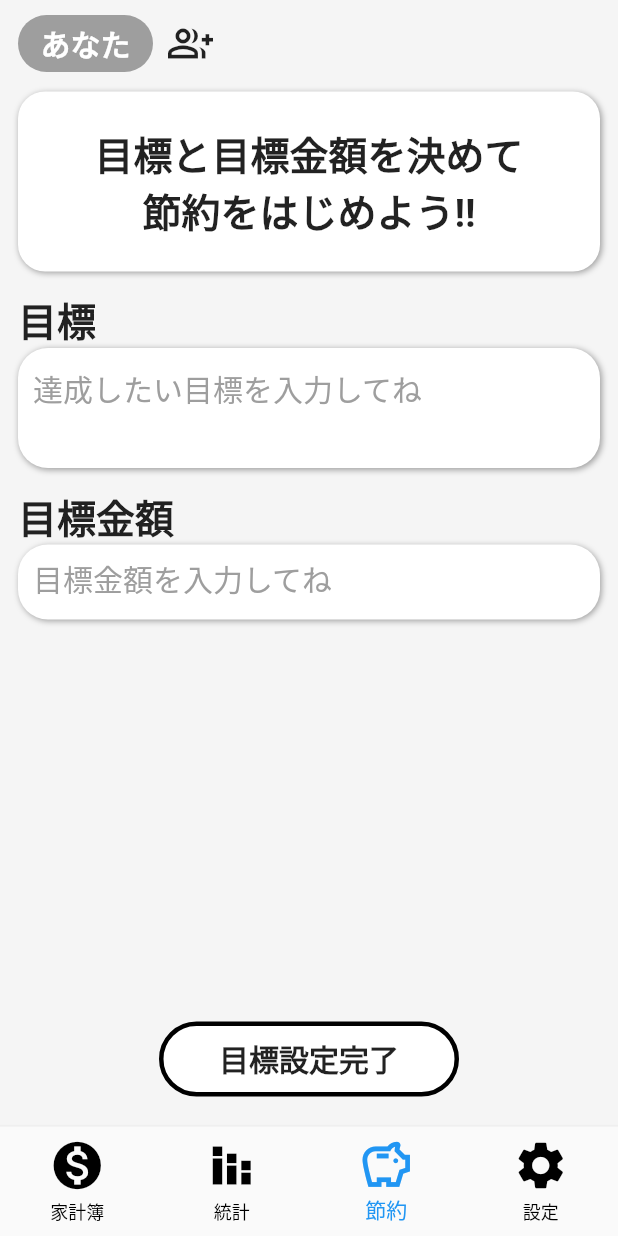
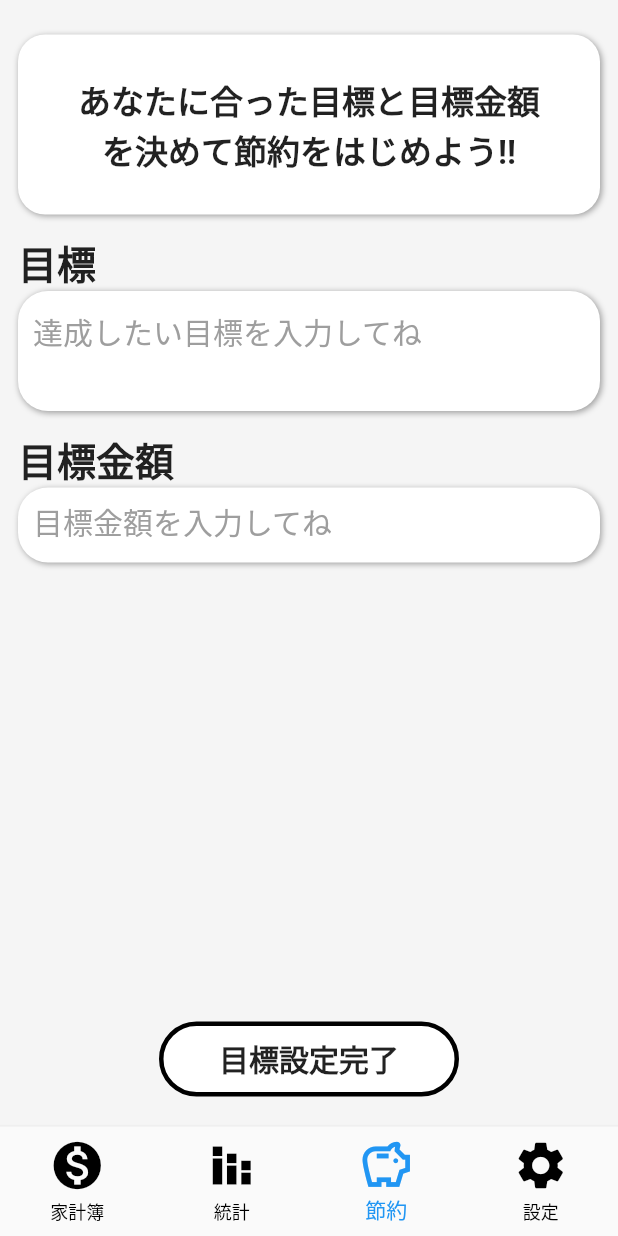
Before and after one commit to KimiMasa1021/account_book_app, a Flutter app: the screen it shows once a user with an empty profile is signed in, item 3 of the bottom bar chosen, on a phone screen of 412 x 824 dp. Run offline on Flutter 3.47's test engine with Material 2 defaults, Android fonts, the phone set to English and light mode, and no system bars; our stand-ins replace cloud_firestore, firebase_auth, firebase_core, fl_chart, flutter_hooks, flutter_neumorphic and 5 more; accounts and stored records are empty.

```diff
--- a/lib/controller/account_controller.dart
+++ b/lib/controller/account_controller.dart
@@ -2,6 +2,7 @@ import 'package:account_book_app/repository/account_repository.dart';
 import 'package:flutter/material.dart';
 import 'package:fluttertoast/fluttertoast.dart';
 import 'package:hooks_riverpod/hooks_riverpod.dart';
+import 'package:intl/intl.dart' show DateFormat, NumberFormat;
 
 import '../model/account_state.dart';
 
@@ -41,4 +42,9 @@ class AccountController extends StateNotifier<AsyncValue<List<AccountState>>> {
   void dispose() {
     super.dispose();
   }
+
+  String displayPriceFormatter(int price) {
+    final newPrice = NumberFormat("#,###").format(price);
+    return newPrice;
+  }
 }
--- a/lib/view/pages/account/account.dart
+++ b/lib/view/pages/account/account.dart
@@ -6,7 +6,6 @@ import 'package:hooks_riverpod/hooks_riverpod.dart';
 import '../../../component/account/account_appbar.dart';
 import '../../../provider/general_provider.dart';
 import 'account_add.dart';
-import 'package:intl/intl.dart' show DateFormat, NumberFormat;
 
 class AccountPage extends HookConsumerWidget {
   const AccountPage({super.key});
--- a/lib/view/pages/account/account_genre_add.dart
+++ b/lib/view/pages/account/account_genre_add.dart
@@ -2,7 +2,6 @@ import 'package:account_book_app/provider/general_provider.dart';
 import 'package:flutter/material.dart';
 import 'package:flutter_hooks/flutter_hooks.dart';
 import 'package:hooks_riverpod/hooks_riverpod.dart';
-import '../../../component/account/income_expend_swicher.dart';
 
 class AccountGenreAdd extends HookConsumerWidget {
   const AccountGenreAdd({super.key});
@@ -51,10 +50,10 @@ class AccountGenreAdd extends HookConsumerWidget {
                   child: TextFormField(
                     controller: genreTextController,
                     autofocus: true,
-                    style: TextStyle(
+                    style: const TextStyle(
                       fontSize: 25,
                     ),
-                    decoration: InputDecoration(
+                    decoration: const InputDecoration(
                       focusedBorder: InputBorder.none,
                       hintText: "新しい分類",
                     ),
--- a/lib/view/pages/saving/saving_init..dart
+++ b/lib/view/pages/saving/saving_init..dart
@@ -25,37 +25,37 @@ class SavingInit extends HookConsumerWidget {
               child: Column(
                 crossAxisAlignment: CrossAxisAlignment.start,
                 children: [
-                  Row(
-                    children: [
-                      Container(
-                        padding: const EdgeInsets.symmetric(
-                          horizontal: 15,
-                          vertical: 4,
-                        ),
-                        margin: const EdgeInsets.only(right: 10),
-                        decoration: const BoxDecoration(
-                          color: Colors.grey,
-                          borderRadius: BorderRadius.all(
-                            Radius.circular(50),
-                          ),
-                        ),
-                        child: const Center(
-                          child: Text(
-                            "あなた",
-                            style: TextStyle(
-                              color: Colors.white,
-                              fontWeight: FontWeight.bold,
-                              fontSize: 20,
-                            ),
-                          ),
-                        ),
-                      ),
-                      const Icon(
-                        Icons.group_add_outlined,
-                        size: 30,
-                      )
-                    ],
-                  ),
+                  // Row(
+                  //   children: [
+                  //     Container(
+                  //       padding: const EdgeInsets.symmetric(
+                  //         horizontal: 15,
+                  //         vertical: 4,
+                  //       ),
+                  //       margin: const EdgeInsets.only(right: 10),
+                  //       decoration: const BoxDecoration(
+                  //         color: Colors.grey,
+                  //         borderRadius: BorderRadius.all(
+                  //           Radius.circular(50),
+                  //         ),
+                  //       ),
+                  //       child: const Center(
+                  //         child: Text(
+                  //           "あなた",
+                  //           style: TextStyle(
+                  //             color: Colors.white,
+                  //             fontWeight: FontWeight.bold,
+                  //             fontSize: 20,
+                  //           ),
+                  //         ),
+                  //       ),
+                  //     ),
+                  //     const Icon(
+                  //       Icons.group_add_outlined,
+                  //       size: 30,
+                  //     )
+                  //   ],
+                  // ),
                   Container(
                     width: double.infinity,
                     height: 120,
@@ -73,10 +73,10 @@ class SavingInit extends HookConsumerWidget {
                     ),
                     child: const Center(
                       child: Text(
-                        "目標と目標金額を決めて\n節約をはじめよう!!",
+                        "あなたに合った目標と目標金額\nを決めて節約をはじめよう!!",
                         textAlign: TextAlign.center,
                         style: TextStyle(
-                          fontSize: 26,
+                          fontSize: 22,
                           fontWeight: FontWeight.bold,
                         ),
                       ),
```
Also changed, not shown: lib/component/account/expend_child_bar.dart (+11 -14 lines), lib/view/pages/account/account_content.dart (+10 -6 lines), lib/view/pages/saving/saving_data.dart (+36 -36 lines).
